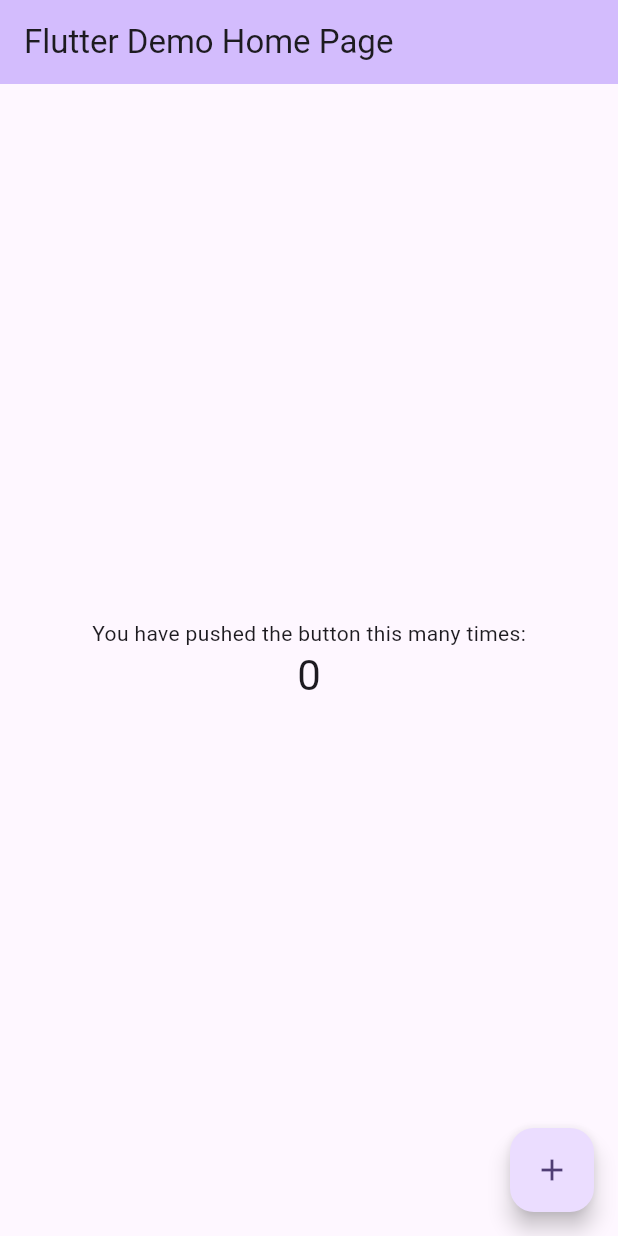
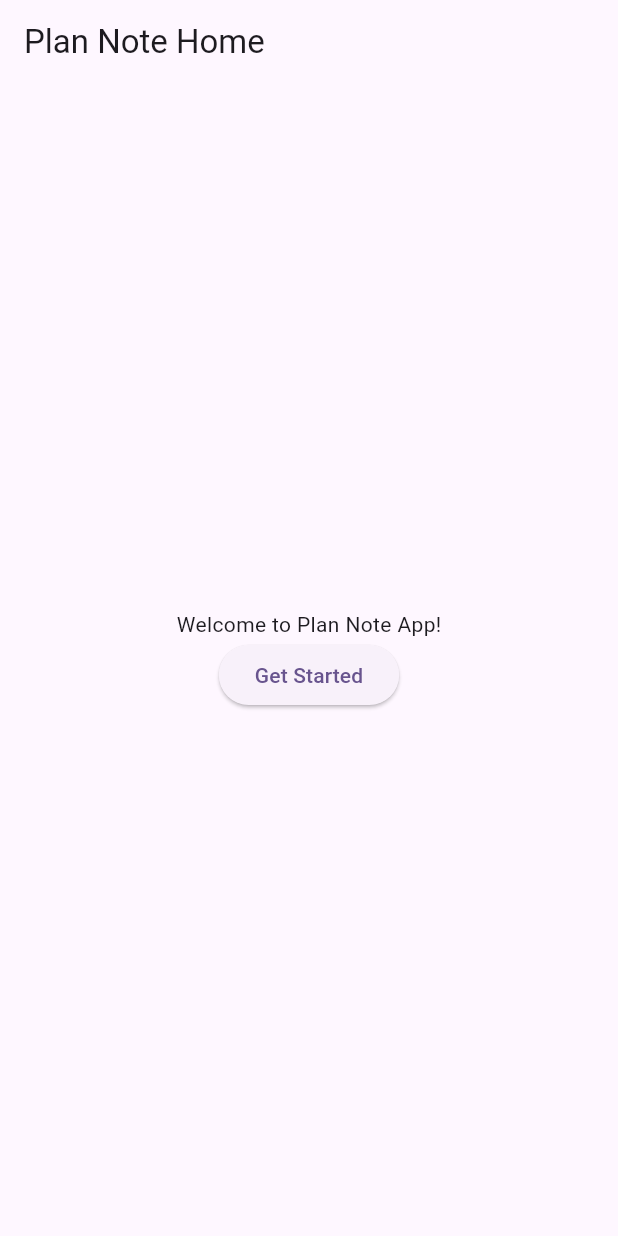
Before and after one commit to Abdallah1719/plan_note, a Flutter app: the screen it shows after launch, on a phone screen of 412 x 824 dp. Run offline on Flutter 3.47's test engine with Material 3 defaults, Android fonts, the phone set to English and light mode, and no system bars.

Commit message:
create plan note app file

```diff
--- a/lib/main.dart
+++ b/lib/main.dart
@@ -1,122 +1,6 @@
 import 'package:flutter/material.dart';
+import 'package:plan_note/plan_note_app.dart';
 
 void main() {
-  runApp(const MyApp());
+  runApp(const PlanNoteApp());
 }
-
-class MyApp extends StatelessWidget {
-  const MyApp({super.key});
-
-  // This widget is the root of your application.
-  @override
-  Widget build(BuildContext context) {
-    return MaterialApp(
-      title: 'Flutter Demo',
-      theme: ThemeData(
-        // This is the theme of your application.
-        //
-        // TRY THIS: Try running your application with "flutter run". You'll see
-        // the application has a purple toolbar. Then, without quitting the app,
-        // try changing the seedColor in the colorScheme below to Colors.green
-        // and then invoke "hot reload" (save your changes or press the "hot
-        // reload" button in a Flutter-supported IDE, or press "r" if you used
-        // the command line to start the app).
-        //
-        // Notice that the counter didn't reset back to zero; the application
-        // state is not lost during the reload. To reset the state, use hot
-        // restart instead.
-        //
-        // This works for code too, not just values: Most code changes can be
-        // tested with just a hot reload.
-        colorScheme: ColorScheme.fromSeed(seedColor: Colors.deepPurple),
-      ),
-      home: const MyHomePage(title: 'Flutter Demo Home Page'),
-    );
-  }
-}
-
-class MyHomePage extends StatefulWidget {
-  const MyHomePage({super.key, required this.title});
-
-  // This widget is the home page of your application. It is stateful, meaning
-  // that it has a State object (defined below) that contains fields that affect
-  // how it looks.
-
-  // This class is the configuration for the state. It holds the values (in this
-  // case the title) provided by the parent (in this case the App widget) and
-  // used by the build method of the State. Fields in a Widget subclass are
-  // always marked "final".
-
-  final String title;
-
-  @override
-  State<MyHomePage> createState() => _MyHomePageState();
-}
-
-class _MyHomePageState extends State<MyHomePage> {
-  int _counter = 0;
-
-  void _incrementCounter() {
-    setState(() {
-      // This call to setState tells the Flutter framework that something has
-      // changed in this State, which causes it to rerun the build method below
-      // so that the display can reflect the updated values. If we changed
-      // _counter without calling setState(), then the build method would not be
-      // called again, and so nothing would appear to happen.
-      _counter++;
-    });
-  }
-
-  @override
-  Widget build(BuildContext context) {
-    // This method is rerun every time setState is called, for instance as done
-    // by the _incrementCounter method above.
-    //
-    // The Flutter framework has been optimized to make rerunning build methods
-    // fast, so that you can just rebuild anything that needs updating rather
-    // than having to individually change instances of widgets.
-    return Scaffold(
-      appBar: AppBar(
-        // TRY THIS: Try changing the color here to a specific color (to
-        // Colors.amber, perhaps?) and trigger a hot reload to see the AppBar
-        // change color while the other colors stay the same.
-        backgroundColor: Theme.of(context).colorScheme.inversePrimary,
-        // Here we take the value from the MyHomePage object that was created by
-        // the App.build method, and use it to set our appbar title.
-        title: Text(widget.title),
-      ),
-      body: Center(
-        // Center is a layout widget. It takes a single child and positions it
-        // in the middle of the parent.
-        child: Column(
-          // Column is also a layout widget. It takes a list of children and
-          // arranges them vertically. By default, it sizes itself to fit its
-          // children horizontally, and tries to be as tall as its parent.
-          //
-          // Column has various properties to control how it sizes itself and
-          // how it positions its children. Here we use mainAxisAlignment to
-          // center the children vertically; the main axis here is the vertical
-          // axis because Columns are vertical (the cross axis would be
-          // horizontal).
-          //
-          // TRY THIS: Invoke "debug painting" (choose the "Toggle Debug Paint"
-          // action in the IDE, or press "p" in the console), to see the
-          // wireframe for each widget.
-          mainAxisAlignment: MainAxisAlignment.center,
-          children: <Widget>[
-            const Text('You have pushed the button this many times:'),
-            Text(
-              '$_counter',
-              style: Theme.of(context).textTheme.headlineMedium,
-            ),
-          ],
-        ),
-      ),
-      floatingActionButton: FloatingActionButton(
-        onPressed: _incrementCounter,
-        tooltip: 'Increment',
-        child: const Icon(Icons.add),
-      ), // This trailing comma makes auto-formatting nicer for build methods.
-    );
-  }
-}
--- /dev/null
+++ b/lib/plan_note_app.dart
@@ -0,0 +1,47 @@
+import 'package:flutter/material.dart';
+
+class PlanNoteApp extends StatelessWidget {
+  const PlanNoteApp({super.key});
+
+  @override
+  Widget build(BuildContext context) {
+    return MaterialApp(
+      title: 'Plan Note',
+      theme: ThemeData(
+        colorScheme: ColorScheme.fromSeed(seedColor: Colors.deepPurple),
+        useMaterial3: true,
+      ),
+      home:HomeScreen(),
+      debugShowCheckedModeBanner: false,
+    );
+  }
+}
+
+class HomeScreen extends StatelessWidget {
+  const HomeScreen({super.key});
+
+  @override
+  Widget build(BuildContext context) {
+    return Scaffold(
+      appBar: AppBar(
+        title: const Text('Plan Note Home'),
+      ),
+      body: Center(
+        child: Column(
+          mainAxisAlignment: MainAxisAlignment.center,
+          children: <Widget>[
+            const Text(
+              'Welcome to Plan Note App!',
+            ),
+            ElevatedButton(
+              onPressed: () {
+                // Navigate to another screen or perform an action
+              },
+              child: const Text('Get Started'),
+            ),
+          ],
+        ),
+      ),
+    );
+  }
+}
```
Also changed, not shown: 1 other file.
